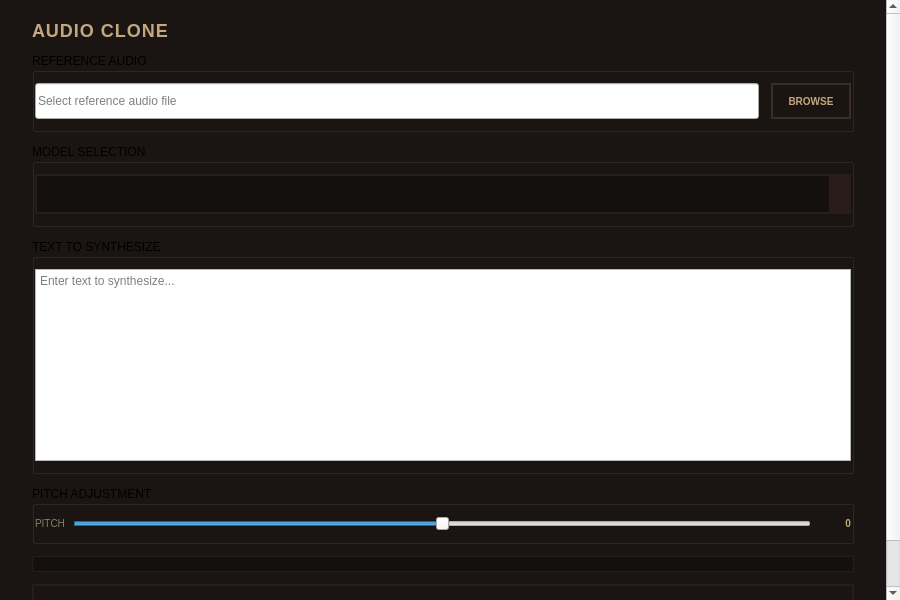
This is ui/audio_clone.ui in 3uyuan1ee/CosyVoice_app as Qt 5 draws it before an edit. The edited form follows.
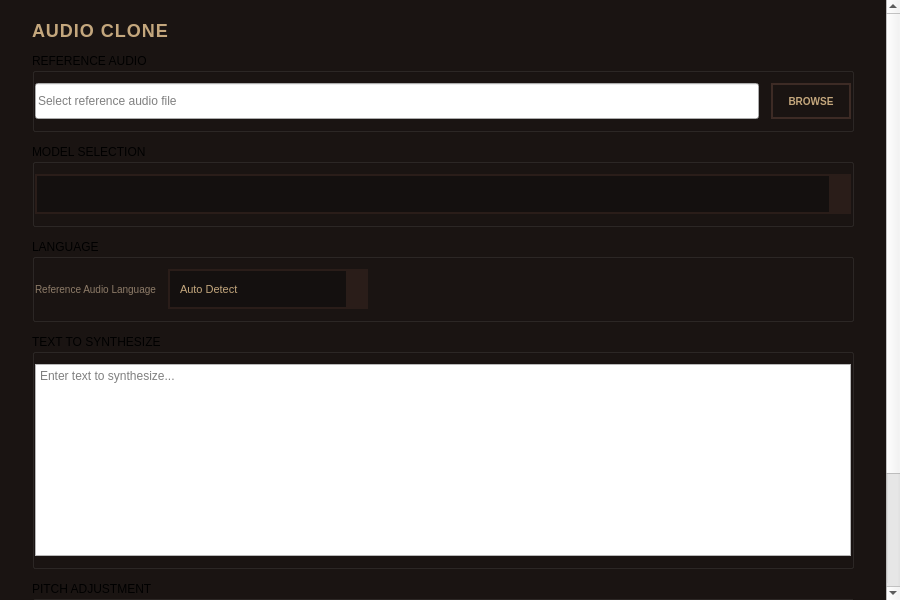
This is the edited form.

Patch:
```diff
--- a/ui/audio_clone.ui
+++ b/ui/audio_clone.ui
@@ -386,6 +386,150 @@
         </layout>
        </widget>
       </item>
+      <item>
+       <widget class="QGroupBox" name="languageGroup">
+        <property name="title">
+         <string>LANGUAGE</string>
+        </property>
+        <property name="minimumHeight">
+         <number>80</number>
+        </property>
+        <property name="sizePolicy">
+         <sizepolicy hsizetype="Preferred" vsizetype="Minimum">
+          <horstretch>0</horstretch>
+          <verstretch>0</verstretch>
+         </sizepolicy>
+        </property>
+        <layout class="QVBoxLayout" name="languageLayout">
+         <property name="spacing">
+          <number>8</number>
+         </property>
+         <property name="leftMargin">
+          <number>0</number>
+         </property>
+         <property name="topMargin">
+          <number>10</number>
+         </property>
+         <property name="rightMargin">
+          <number>0</number>
+         </property>
+         <property name="bottomMargin">
+          <number>10</number>
+         </property>
+         <item>
+          <layout class="QHBoxLayout" name="languageInputLayout">
+           <property name="spacing">
+            <number>12</number>
+           </property>
+           <item>
+            <widget class="QLabel" name="languageLabel">
+             <property name="text">
+              <string>Reference Audio Language</string>
+             </property>
+             <property name="styleSheet">
+              <string notr="true">color: #8d7b68;
+    font-size: 10px;
+    letter-spacing: 0px;
+    background: transparent;</string>
+             </property>
+            </widget>
+           </item>
+           <item>
+            <widget class="QComboBox" name="languageComboBox">
+             <property name="minimumSize">
+              <size>
+               <width>200</width>
+               <height>40</height>
+              </size>
+             </property>
+             <property name="styleSheet">
+              <string notr="true">QComboBox {
+    background: #14100f;
+    color: #c4a77d;
+    border: 2px solid #2a1d19;
+    border-radius: 0px;
+    padding: 6px 10px;
+    font-size: 11px;
+}
+
+QComboBox:hover {
+    border-color: #3d2b25;
+}
+
+QComboBox:focus {
+    border-color: #c4a77d;
+}
+
+QComboBox::drop-down {
+    border: none;
+    background: #2a1d19;
+    width: 20px;
+}
+
+QComboBox::down-arrow {
+    image: none;
+    border: 2px solid #c4a77d;
+    border-top: none;
+    border-right: none;
+    width: 6px;
+    height: 6px;
+    margin-right: 8px;
+}
+
+QComboBox QAbstractItemView {
+    background: #14100f;
+    color: #c4a77d;
+    border: 2px solid #2a1d19;
+    selection-background-color: #3d2b25;
+    selection-color: #e8d5c4;
+    padding: 4px;
+}</string>
+             </property>
+             <item>
+              <property name="text">
+               <string>Auto Detect</string>
+              </property>
+             </item>
+             <item>
+              <property name="text">
+               <string>Chinese (中文)</string>
+              </property>
+             </item>
+             <item>
+              <property name="text">
+               <string>English</string>
+              </property>
+             </item>
+             <item>
+              <property name="text">
+               <string>Japanese (日本語)</string>
+              </property>
+             </item>
+             <item>
+              <property name="text">
+               <string>Korean (한국어)</string>
+              </property>
+             </item>
+            </widget>
+           </item>
+           <item>
+            <spacer name="languageSpacer">
+             <property name="orientation">
+              <enum>Qt::Horizontal</enum>
+             </property>
+             <property name="sizeHint" stdset="0">
+              <size>
+               <width>40</width>
+               <height>20</height>
+              </size>
+             </property>
+            </spacer>
+           </item>
+          </layout>
+         </item>
+        </layout>
+       </widget>
+      </item>
       <item>
        <widget class="QGroupBox" name="textGroup">
         <property name="title">
```
